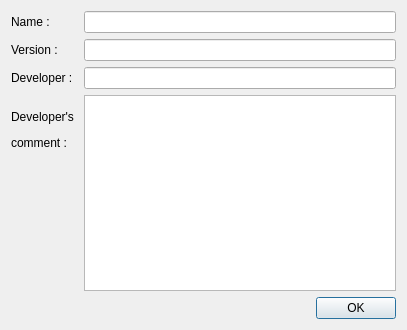
Above: src/frontend/AboutFile.ui from OpenBangla/OpenBangla-Keyboard before the change. Below: the same form after it.
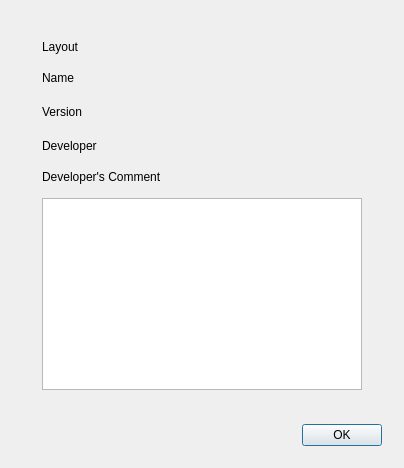
That is the form after the change.

Commit message: Redesign About Layout Dialog

The edit to the form file:
```diff
--- a/src/frontend/AboutFile.ui
+++ b/src/frontend/AboutFile.ui
@@ -6,108 +6,236 @@
    <rect>
     <x>0</x>
     <y>0</y>
-    <width>407</width>
-    <height>330</height>
+    <width>400</width>
+    <height>440</height>
    </rect>
   </property>
   <property name="windowTitle">
    <string>Dialog</string>
   </property>
-  <property name="layoutDirection">
-   <enum>Qt::LeftToRight</enum>
-  </property>
-  <property name="autoFillBackground">
-   <bool>false</bool>
-  </property>
-  <property name="sizeGripEnabled">
-   <bool>false</bool>
-  </property>
-  <property name="modal">
-   <bool>false</bool>
-  </property>
-  <layout class="QFormLayout" name="formLayout">
-   <item row="0" column="0">
+  <layout class="QVBoxLayout" name="pageLayout">
+   <property name="sizeConstraint">
+    <enum>QLayout::SizeConstraint::SetFixedSize</enum>
+   </property>
+   <property name="spacing">
+    <number>16</number>
+   </property>
+   <property name="leftMargin">
+    <number>22</number>
+   </property>
+   <property name="topMargin">
+    <number>22</number>
+   </property>
+   <property name="rightMargin">
+    <number>22</number>
+   </property>
+   <property name="bottomMargin">
+    <number>22</number>
+   </property>
+   <item>
+    <widget class="QFrame" name="cardInfo">
+     <property name="role" stdset="0">
+      <string>card</string>
+     </property>
+     <layout class="QVBoxLayout" name="cardInfoLayout">
+      <property name="spacing">
+       <number>14</number>
+      </property>
+      <property name="leftMargin">
+       <number>20</number>
+      </property>
+      <property name="topMargin">
+       <number>18</number>
+      </property>
+      <property name="rightMargin">
+       <number>20</number>
+      </property>
+      <property name="bottomMargin">
+       <number>18</number>
+      </property>
+      <item>
+       <widget class="QLabel" name="sectionLayout">
+        <property name="text">
+         <string>Layout</string>
+        </property>
+        <property name="role" stdset="0">
+         <string>section</string>
+        </property>
+       </widget>
+      </item>
+      <item>
+       <layout class="QHBoxLayout" name="rowName">
+        <property name="spacing">
+         <number>12</number>
+        </property>
+        <item>
     <widget class="QLabel" name="lblName">
      <property name="text">
-      <string>Name :</string>
-     </property>
-    </widget>
-   </item>
-   <item row="0" column="1">
-    <widget class="QLineEdit" name="txtName">
-     <property name="enabled">
-      <bool>true</bool>
-     </property>
+           <string>Name</string>
+          </property>
+          <property name="role" stdset="0">
+           <string>status</string>
+          </property>
+         </widget>
+        </item>
+        <item>
+         <spacer name="spacerName">
+          <property name="orientation">
+           <enum>Qt::Orientation::Horizontal</enum>
+          </property>
+          <property name="sizeHint" stdset="0">
+           <size>
+            <width>40</width>
+            <height>20</height>
+           </size>
+          </property>
+         </spacer>
+        </item>
+        <item>
+         <widget class="QLabel" name="txtName">
      <property name="text">
       <string/>
      </property>
-     <property name="readOnly">
-      <bool>true</bool>
-     </property>
-    </widget>
-   </item>
-   <item row="1" column="0">
-    <widget class="QLabel" name="label">
+          <property name="alignment">
+           <set>Qt::AlignmentFlag::AlignRight|Qt::AlignmentFlag::AlignVCenter</set>
+          </property>
+          <property name="textInteractionFlags">
+           <set>Qt::TextInteractionFlag::TextSelectableByMouse</set>
+          </property>
+          <property name="role" stdset="0">
+           <string>primary</string>
+          </property>
+         </widget>
+        </item>
+       </layout>
+      </item>
+      <item>
+       <layout class="QHBoxLayout" name="rowVersion">
+        <property name="spacing">
+         <number>12</number>
+        </property>
+        <item>
+         <widget class="QLabel" name="lblVersion">
      <property name="text">
-      <string>Version :</string>
-     </property>
-    </widget>
-   </item>
-   <item row="1" column="1">
-    <widget class="QLineEdit" name="txtVar">
-     <property name="enabled">
-      <bool>true</bool>
-     </property>
-     <property name="frame">
-      <bool>true</bool>
-     </property>
-     <property name="readOnly">
-      <bool>true</bool>
-     </property>
-    </widget>
-   </item>
-   <item row="2" column="0">
-    <widget class="QLabel" name="label_2">
+           <string>Version</string>
+          </property>
+          <property name="role" stdset="0">
+           <string>status</string>
+          </property>
+         </widget>
+        </item>
+        <item>
+         <spacer name="spacerVersion">
+          <property name="orientation">
+           <enum>Qt::Orientation::Horizontal</enum>
+          </property>
+          <property name="sizeHint" stdset="0">
+           <size>
+            <width>40</width>
+            <height>20</height>
+           </size>
+          </property>
+         </spacer>
+        </item>
+        <item>
+         <widget class="QLabel" name="txtVar">
+          <property name="text">
+           <string/>
+          </property>
+          <property name="alignment">
+           <set>Qt::AlignmentFlag::AlignRight|Qt::AlignmentFlag::AlignVCenter</set>
+          </property>
+          <property name="textInteractionFlags">
+           <set>Qt::TextInteractionFlag::TextSelectableByMouse</set>
+          </property>
+          <property name="role" stdset="0">
+           <string>primary</string>
+          </property>
+         </widget>
+        </item>
+       </layout>
+      </item>
+      <item>
+       <layout class="QHBoxLayout" name="rowDeveloper">
+        <property name="spacing">
+         <number>12</number>
+        </property>
+        <item>
+         <widget class="QLabel" name="lblDeveloper">
      <property name="text">
-      <string>Developer :</string>
-     </property>
-    </widget>
-   </item>
-   <item row="2" column="1">
-    <widget class="QLineEdit" name="txtDevName">
-     <property name="enabled">
-      <bool>true</bool>
-     </property>
-     <property name="readOnly">
-      <bool>true</bool>
-     </property>
-    </widget>
-   </item>
-   <item row="3" column="0">
-    <widget class="QLabel" name="label_3">
+           <string>Developer</string>
+          </property>
+          <property name="role" stdset="0">
+           <string>status</string>
+          </property>
+         </widget>
+        </item>
+        <item>
+         <spacer name="spacerDeveloper">
+          <property name="orientation">
+           <enum>Qt::Orientation::Horizontal</enum>
+          </property>
+          <property name="sizeHint" stdset="0">
+           <size>
+            <width>40</width>
+            <height>20</height>
+           </size>
+          </property>
+         </spacer>
+        </item>
+        <item>
+         <widget class="QLabel" name="txtDevName">
+          <property name="text">
+           <string/>
+          </property>
+          <property name="alignment">
+           <set>Qt::AlignmentFlag::AlignRight|Qt::AlignmentFlag::AlignVCenter</set>
+          </property>
+          <property name="textInteractionFlags">
+           <set>Qt::TextInteractionFlag::TextSelectableByMouse</set>
+          </property>
+          <property name="role" stdset="0">
+           <string>primary</string>
+          </property>
+         </widget>
+        </item>
+       </layout>
+      </item>
+      <item>
+       <widget class="QLabel" name="sectionComment">
      <property name="text">
-      <string>&lt;html&gt;&lt;head/&gt;&lt;body&gt;&lt;p&gt;Developer's &lt;/p&gt;&lt;p&gt;
-                                comment : &lt;/p&gt;&lt;/body&gt;&lt;/html&gt;
-                            </string>
-     </property>
-    </widget>
-   </item>
-   <item row="3" column="1">
+         <string>Developer's Comment</string>
+        </property>
+        <property name="role" stdset="0">
+         <string>section</string>
+        </property>
+       </widget>
+      </item>
+      <item>
     <widget class="QPlainTextEdit" name="txtDevComment">
-     <property name="enabled">
-      <bool>true</bool>
+        <property name="minimumSize">
+         <size>
+          <width>320</width>
+          <height>110</height>
+         </size>
      </property>
      <property name="readOnly">
       <bool>true</bool>
      </property>
     </widget>
    </item>
-   <item row="4" column="0" colspan="2">
-    <layout class="QHBoxLayout" name="horizontalLayout">
+     </layout>
+    </widget>
+   </item>
      <item>
-      <spacer name="horizontalSpacer">
+    <layout class="QHBoxLayout" name="bottomLayout">
+     <property name="spacing">
+      <number>10</number>
+     </property>
+     <item>
+      <spacer name="bottomSpacer">
        <property name="orientation">
-        <enum>Qt::Horizontal</enum>
+        <enum>Qt::Orientation::Horizontal</enum>
        </property>
        <property name="sizeHint" stdset="0">
         <size>
@@ -119,32 +247,17 @@
      </item>
      <item>
       <widget class="QPushButton" name="buttonOK">
-       <property name="sizePolicy">
-        <sizepolicy hsizetype="Minimum" vsizetype="Minimum">
-         <horstretch>0</horstretch>
-         <verstretch>0</verstretch>
-        </sizepolicy>
-       </property>
-       <property name="layoutDirection">
-        <enum>Qt::LeftToRight</enum>
-       </property>
        <property name="text">
         <string>OK</string>
        </property>
-       <property name="iconSize">
-        <size>
-         <width>16</width>
-         <height>16</height>
-        </size>
-       </property>
        <property name="autoDefault">
         <bool>true</bool>
        </property>
        <property name="default">
         <bool>true</bool>
        </property>
-       <property name="flat">
-        <bool>false</bool>
+       <property name="role" stdset="0">
+        <string>primary</string>
        </property>
       </widget>
      </item>
```
Left out of the diff: 2 changed lines with no effect on the pictures. Lines whose indentation alone changed are shown as unchanged. The commit also changes 5 other files.
